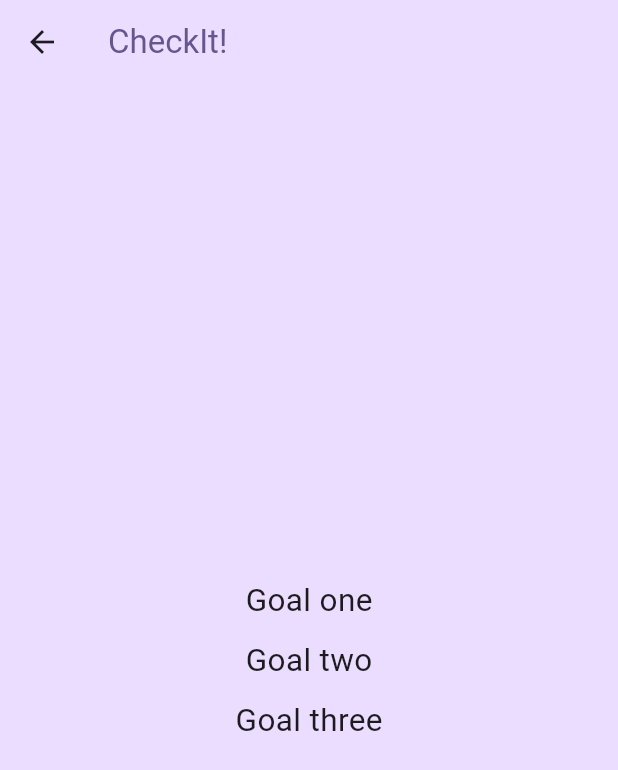
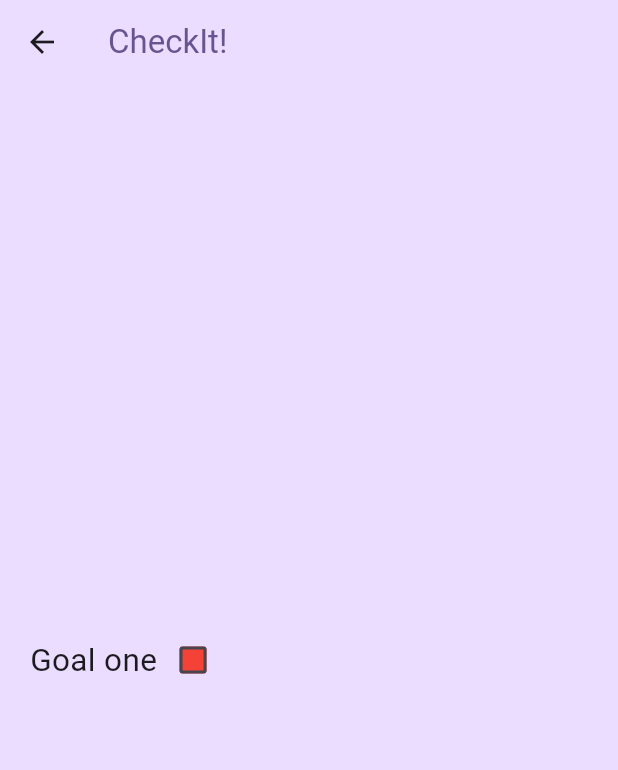
Before and after one commit to giuseppeb-816/check_it, a Flutter app: the clearGoalsPage screen opened directly, on a phone screen of 412 x 824 dp. Shown: the top 770 px of the screen. Run offline on Flutter 3.47's test engine with Material 2 defaults, Android fonts, the phone set to English and light mode, and no system bars; our stand-ins replace firebase_auth, firebase_core, firebase_database, slide_to_act; accounts and stored records are empty.

Commit message:
Update ClearGoalsPage.dart
Attempted to add checkbox. DOES NOT WORK

```diff
--- a/lib/pages/ClearGoalsPage.dart
+++ b/lib/pages/ClearGoalsPage.dart
@@ -22,7 +22,7 @@ class _clearGoals extends State<clearGoalsPage> {
   String goalTwo = "Goal two";
   String goalThree = "Goal three";
 
-  String? errorMessage = '';
+  String errorMessage = '';
 
   Widget _title() {
     return Text(
@@ -59,6 +59,20 @@ class _clearGoals extends State<clearGoalsPage> {
   @override
   Widget build(BuildContext context) {
     bool isFinished = false;
+    List<bool> checked = [false, false, false];
+
+    Color getColor(Set<MaterialState> states) {
+      const Set<MaterialState> interactiveStates = <MaterialState>{
+        MaterialState.pressed,
+        MaterialState.hovered,
+        MaterialState.focused,
+      };
+      if (states.any(interactiveStates.contains)) {
+        return Colors.blue;
+      }
+      return Colors.red;
+    }
+
     return Scaffold(
       backgroundColor: Theme.of(context).colorScheme.primaryContainer,
       appBar: AppBar(
@@ -73,14 +87,24 @@ class _clearGoals extends State<clearGoalsPage> {
           crossAxisAlignment: CrossAxisAlignment.center,
           mainAxisAlignment: MainAxisAlignment.center,
           children: <Widget>[
-            Text(goalOne, textScaleFactor: 1.5),
-            SizedBox(height: 10),
-            Text(goalTwo, textScaleFactor: 1.5),
-            SizedBox(height: 10),
-            Text(goalThree, textScaleFactor: 1.5),
-            ],
-          ),
+            Row(
+              children: [
+                Text(goalOne, textScaleFactor: 1.5),
+                Checkbox(
+                    checkColor: Theme.of(context).colorScheme.background,
+                    fillColor: MaterialStateProperty.resolveWith(getColor),
+                    value: checked[0],
+                    onChanged: (bool? value) {
+                      setState(() {
+                        checked[0] = value!;
+                      });
+                    },
+                )
+              ],
+            ),
+          ],
         ),
-      );
+      ),
+    );
   }
 }
```
